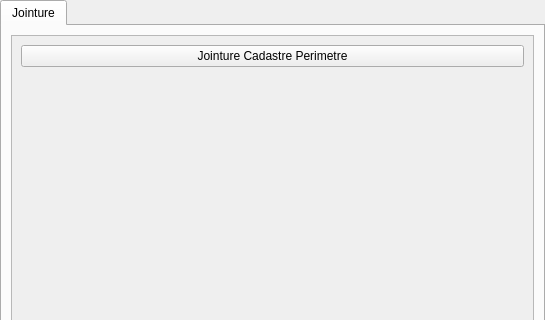
The window that resources/ui/dock.ui (3liz/qgis-perimetre_asa-plugin) describes before a commit, drawn with Qt 5; both pictures show x 0 to 545 and y 0 to 320 of the 545 by 519 pixel window.
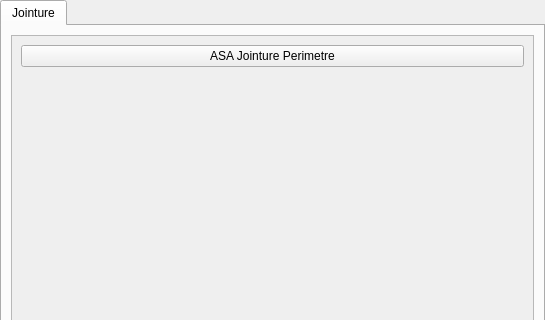
The same window after the commit.

The edit to the form file:
```diff
--- a/resources/ui/dock.ui
+++ b/resources/ui/dock.ui
@@ -57,7 +57,7 @@
               <item>
                <widget class="QPushButton" name="button_algo_jointure_perimetre">
                 <property name="text">
-                 <string>Jointure Cadastre Perimetre</string>
+                 <string>ASA Jointure Perimetre</string>
                 </property>
                </widget>
               </item>
```
